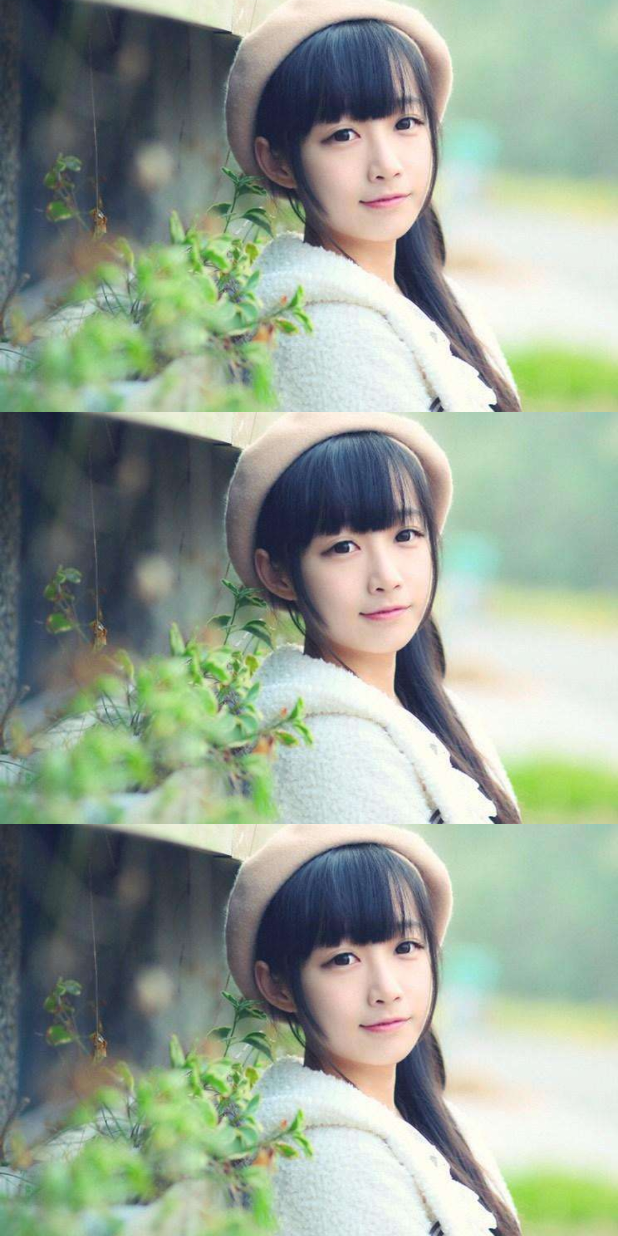
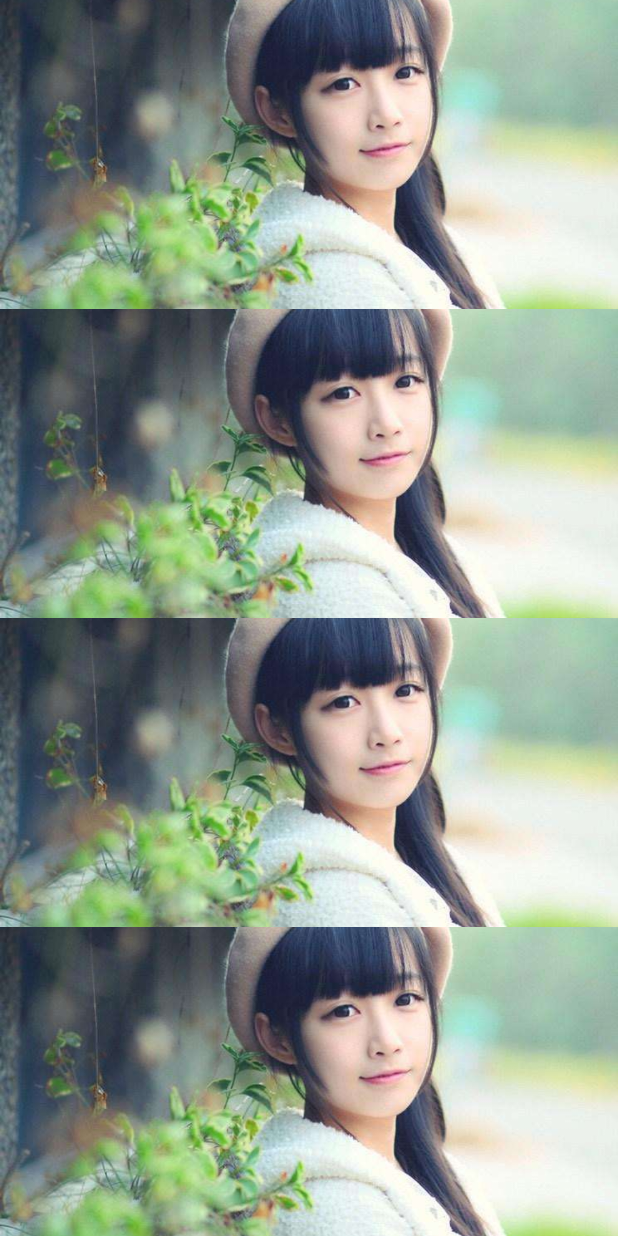
Before and after one commit to fupengpeng/Status, an Android app: the screen it shows after launch (MainActivity), on a phone screen of 412 x 824 dp. Run offline under Robolectric (Android 15) with nearby library versions, the phone set to English and light mode, and no system bars; our stand-ins replace ButterKnife.

Commit message:
控件跟随手指移动。

```diff
--- a/app/src/main/AndroidManifest.xml
+++ b/app/src/main/AndroidManifest.xml
@@ -21,7 +21,8 @@
             android:name=".activity.PWActivity"
             android:label="@string/title_activity_pw"
             android:theme="@style/AppTheme.NoActionBar" />
-        <activity android:name=".activity.DHActivity"></activity>
+        <activity android:name=".activity.DHActivity" />
+        <activity android:name=".activity.test.MoveActivity"></activity>
     </application>
 
 </manifest>
--- a/app/src/main/java/com/fpp/status/MainActivity.java
+++ b/app/src/main/java/com/fpp/status/MainActivity.java
@@ -11,6 +11,7 @@ import android.widget.ImageView;
 
 import com.fpp.status.activity.DHActivity;
 import com.fpp.status.activity.PWActivity;
+import com.fpp.status.activity.test.MoveActivity;
 
 import butterknife.BindView;
 import butterknife.ButterKnife;
@@ -25,35 +26,37 @@ public class MainActivity extends AppCompatActivity {
     Intent intent;
     @BindView(R.id.imageViewThree)
     ImageView imageViewThree;
+    @BindView(R.id.imageViewFour)
+    ImageView imageViewFour;
 
     @Override
     protected void onCreate(Bundle savedInstanceState) {
         super.onCreate(savedInstanceState);
         setContentView(R.layout.activity_main);
         ButterKnife.bind(this);
-
-
-
-        /*------------------隐藏状态栏---------------------*/
-        //完全隐藏状态栏
-//        View decorView = getWindow().getDecorView();
-//        int option = View.SYSTEM_UI_FLAG_FULLSCREEN;
-//        decorView.setSystemUiVisibility(option);
-//        ActionBar actionBar = getSupportActionBar();
-//        actionBar.hide();
-        /*-------------------隐藏状态栏--------------------*/
-
-         /*------------------隐藏状态栏---------------------*/
-        /*
-        透明状态栏
-
-         首先需要注意，饿了么这样的效果是只有5.0及以上系统才支持，因此这里先进行了一层if判断，
-        只有系统版本大于或等于5.0的时候才会执行下面的代码。
-
-        接下来我们使用了SYSTEM_UI_FLAG_LAYOUT_FULLSCREEN和SYSTEM_UI_FLAG_LAYOUT_STABLE，
-        注意两个Flag必须要结合在一起使用，表示会让应用的主体内容占用系统状态栏的空间，
-        最后再调用Window的setStatusBarColor()方法将状态栏设置成透明色就可以了。
-        */
+//
+//
+//
+//        /*------------------隐藏状态栏---------------------*/
+//        //完全隐藏状态栏
+////        View decorView = getWindow().getDecorView();
+////        int option = View.SYSTEM_UI_FLAG_FULLSCREEN;
+////        decorView.setSystemUiVisibility(option);
+////        ActionBar actionBar = getSupportActionBar();
+////        actionBar.hide();
+//        /*-------------------隐藏状态栏--------------------*/
+//
+//         /*------------------隐藏状态栏---------------------*/
+//        /*
+//        透明状态栏
+//
+//         首先需要注意，饿了么这样的效果是只有5.0及以上系统才支持，因此这里先进行了一层if判断，
+//        只有系统版本大于或等于5.0的时候才会执行下面的代码。
+//
+//        接下来我们使用了SYSTEM_UI_FLAG_LAYOUT_FULLSCREEN和SYSTEM_UI_FLAG_LAYOUT_STABLE，
+//        注意两个Flag必须要结合在一起使用，表示会让应用的主体内容占用系统状态栏的空间，
+//        最后再调用Window的setStatusBarColor()方法将状态栏设置成透明色就可以了。
+//        */
 
         if (Build.VERSION.SDK_INT >= 21) {
             View decorView = getWindow().getDecorView();
@@ -64,12 +67,12 @@ public class MainActivity extends AppCompatActivity {
         }
         ActionBar actionBar = getSupportActionBar();
         actionBar.hide();
-        /*-------------------隐藏状态栏--------------------*/
-
-        /*------------------隐藏状态栏---------------------*/
-        /*
-         此时只是初次隐藏了，当屏幕点击之后，状态栏和导航栏就会恢复原状
-        */
+//        /*-------------------隐藏状态栏--------------------*/
+//
+//        /*------------------隐藏状态栏---------------------*/
+//        /*
+//         此时只是初次隐藏了，当屏幕点击之后，状态栏和导航栏就会恢复原状
+//        */
 
 //        View decorView = getWindow().getDecorView();
 //        int option = View.SYSTEM_UI_FLAG_HIDE_NAVIGATION
@@ -77,14 +80,14 @@ public class MainActivity extends AppCompatActivity {
 //        decorView.setSystemUiVisibility(option);
 //        ActionBar actionBar = getSupportActionBar();
 //        actionBar.hide();
-        /*-------------------隐藏状态栏--------------------*/
-
-        /*------------------隐藏状态栏---------------------*/
-        /*
-         设置状态栏和导航栏都为透明
-         使用了SYSTEM_UI_FLAG_LAYOUT_HIDE_NAVIGATION，表示会让应用的主体内容占用系统导航栏的空间，
-         然后又调用了setNavigationBarColor()方法将导航栏设置成透明色。
-        */
+//        /*-------------------隐藏状态栏--------------------*/
+//
+//        /*------------------隐藏状态栏---------------------*/
+//        /*
+//         设置状态栏和导航栏都为透明
+//         使用了SYSTEM_UI_FLAG_LAYOUT_HIDE_NAVIGATION，表示会让应用的主体内容占用系统导航栏的空间，
+//         然后又调用了setNavigationBarColor()方法将导航栏设置成透明色。
+//        */
 //        if (Build.VERSION.SDK_INT >= 21) {
 //            View decorView = getWindow().getDecorView();
 //            int option = View.SYSTEM_UI_FLAG_LAYOUT_HIDE_NAVIGATION
@@ -96,13 +99,13 @@ public class MainActivity extends AppCompatActivity {
 //        }
 //        ActionBar actionBar = getSupportActionBar();
 //        actionBar.hide();
-
-        /*-------------------隐藏状态栏--------------------*/
-
+//
+//        /*-------------------隐藏状态栏--------------------*/
+//
 
     }
 
-    @OnClick({R.id.imageView, R.id.imageViewTwo,R.id.imageViewThree})
+    @OnClick({R.id.imageView, R.id.imageViewTwo, R.id.imageViewThree,R.id.imageViewFour})
     public void onViewClicked(View view) {
         switch (view.getId()) {
             case R.id.imageView:
@@ -115,6 +118,10 @@ public class MainActivity extends AppCompatActivity {
                 break;
             case R.id.imageViewThree:
                 intent = new Intent(this, DHActivity.class);
+                startActivity(intent);
+                break;
+            case R.id.imageViewFour:
+                intent = new Intent(this, MoveActivity.class);
                 startActivity(intent);
                 break;
         }
--- a/app/src/main/res/layout/activity_main.xml
+++ b/app/src/main/res/layout/activity_main.xml
@@ -26,5 +26,12 @@
         android:layout_height="0dp"
         android:src="@drawable/tt"
         android:scaleType="centerCrop" />
+    <ImageView
+        android:id="@+id/imageViewFour"
+        android:layout_weight="0.5"
+        android:layout_width="match_parent"
+        android:layout_height="0dp"
+        android:src="@drawable/tt"
+        android:scaleType="centerCrop" />
 
 </LinearLayout>
```
Also changed, not shown: app/src/main/java/com/fpp/status/activity/test/MoveActivity.java (added, +107 -0 lines), app/src/main/res/layout/activity_move.xml (added, +27 -0 lines).
